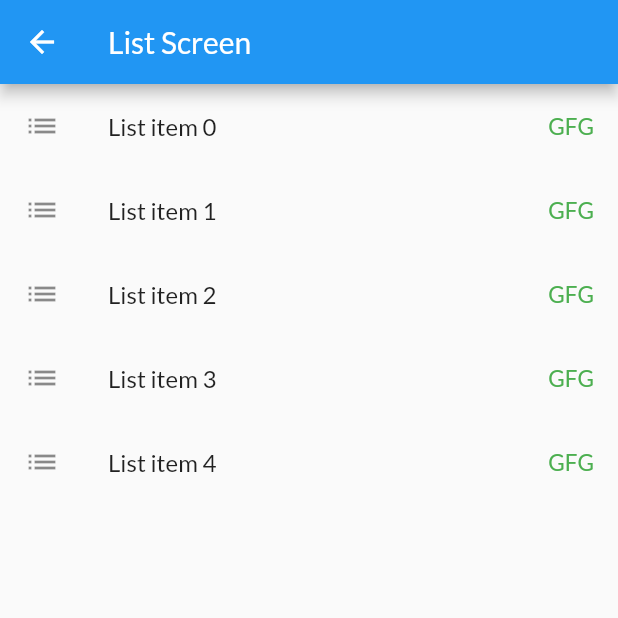
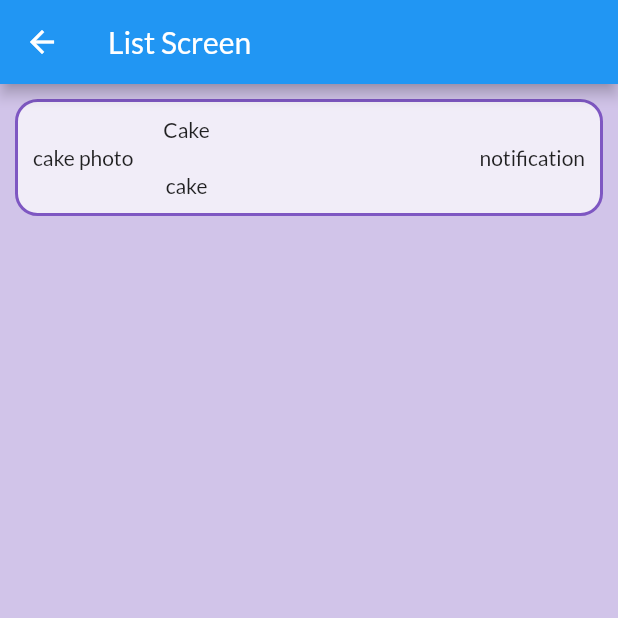
Before and after one commit to MonikaBhasin7/flutternoob, a Flutter app: the screen it shows after launch, on a phone screen of 412 x 824 dp, the top half of it. Run offline on Flutter 3.47's test engine with Material 2 defaults, Android fonts, the phone set to English and light mode, and no system bars; our stand-ins replace google_fonts.

Commit message:
card in list

```diff
--- /dev/null
+++ b/lib/models/cakes.dart
@@ -0,0 +1,9 @@
+class Cakes {
+  String? id;
+  String? image;
+  String? name;
+  String? rating;
+
+  Cakes.initializeObject(String? this.id, String? this.image, String? this.name,
+      String? this.rating);
+}
--- a/lib/pages/list_page.dart
+++ b/lib/pages/list_page.dart
@@ -1,24 +1,29 @@
 import 'package:flutter/material.dart';
+import 'package:flutternoob/models/cakes.dart';
+import 'package:flutternoob/utils/colors.dart';
+import 'package:flutternoob/widgets/cakes_widget.dart';
 import 'package:flutternoob/widgets/drawer_widget.dart';
 
 class ListPage extends StatelessWidget {
+  List<Cakes> cakesList = <Cakes>[];
   @override
   Widget build(BuildContext context) {
+    var cake = Cakes.initializeObject("1", "image", "name", "rating");
+    cakesList.add(cake);
     return Scaffold(
       appBar: AppBar(
         title: Text("List Screen"),
       ),
-      body: ListView.builder(
-          itemCount: 5,
-          itemBuilder: (BuildContext context, int index) {
-            return ListTile(
-                leading: Icon(Icons.list),
-                trailing: const Text(
-                  "GFG",
-                  style: TextStyle(color: Colors.green, fontSize: 15),
-                ),
-                title: Text("List item $index"));
-          }),
+      body: Container(
+        decoration: BoxDecoration(
+          color: ColorNoob.light_purple,
+        ),
+        child: ListView.builder(
+            itemCount: 1,
+            itemBuilder: (BuildContext context, int index) {
+              return CakesWidget(cake: cakesList[index]);
+            }),
+      ),
     );
   }
 }
--- /dev/null
+++ b/lib/utils/colors.dart
@@ -0,0 +1,10 @@
+import 'package:flutter/material.dart';
+import 'package:flutter/painting.dart';
+
+class ColorNoob {
+  //var light_purple = 0*F8F8FE;
+
+  static Color light_purple = Colors.deepPurple.shade100;
+  static Color medium_purple = Colors.deepPurple.shade400;
+  static Color white = Colors.white70;
+}
--- /dev/null
+++ b/lib/widgets/cakes_widget.dart
@@ -0,0 +1,54 @@
+import 'package:flutter/material.dart';
+import 'package:flutternoob/utils/colors.dart';
+
+import '../models/cakes.dart';
+
+class CakesWidget extends StatelessWidget {
+  Cakes? cake;
+
+  CakesWidget({Cakes? this.cake});
+
+  @override
+  Widget build(BuildContext context) {
+    return Container(
+      margin: const EdgeInsets.fromLTRB(10, 10, 10, 10),
+      decoration: BoxDecoration(
+          color: ColorNoob.white,
+          borderRadius: BorderRadius.circular(15),
+          border: Border.all(
+            color: ColorNoob.medium_purple,
+            width: 2.0,
+            style: BorderStyle.solid,
+          )),
+      child: Row(
+        children: [
+          Container(
+            alignment: Alignment.centerLeft,
+            padding: const EdgeInsets.fromLTRB(10, 10, 10, 10),
+            child: Text("cake photo"),
+          ),
+          Column(
+            children: [
+              Container(
+                alignment: Alignment.topCenter,
+                margin: const EdgeInsets.fromLTRB(10, 10, 10, 10),
+                child: Text("Cake"),
+              ),
+              Container(
+                alignment: Alignment.bottomCenter,
+                margin: const EdgeInsets.fromLTRB(10, 10, 10, 10),
+                child: Text("cake"),
+              )
+            ],
+          ),
+          new Spacer(),
+          Container(
+            alignment: Alignment.centerRight,
+            margin: const EdgeInsets.fromLTRB(10, 10, 10, 10),
+            child: Text("notification"),
+          )
+        ],
+      ),
+    );
+  }
+}
```
